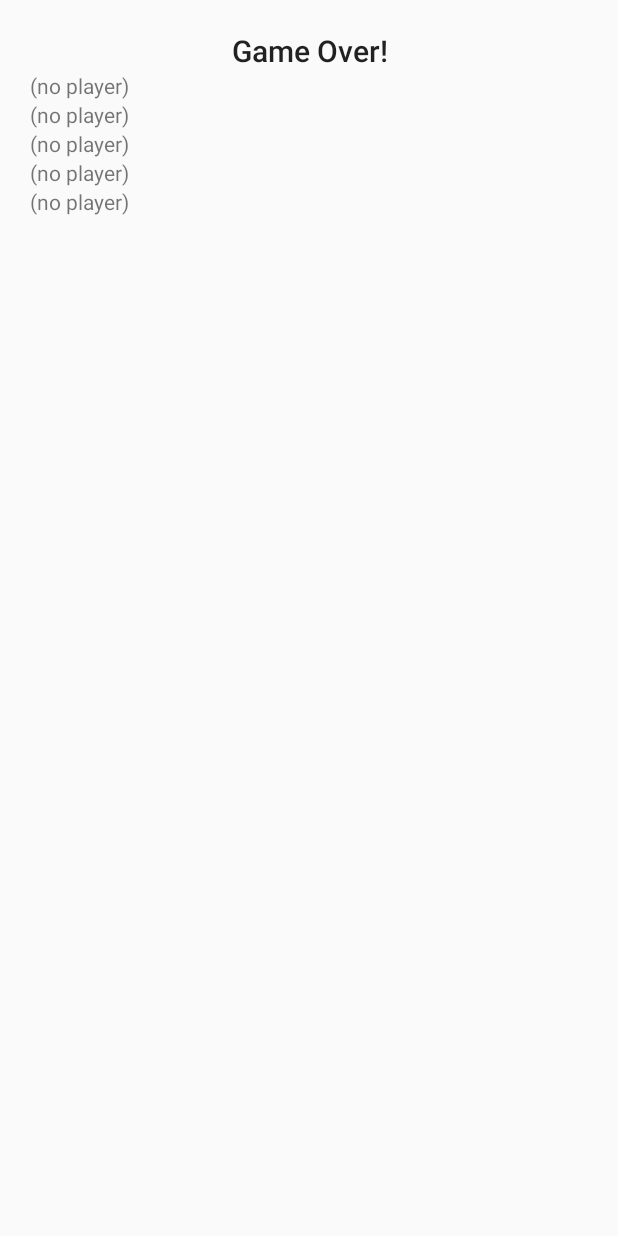
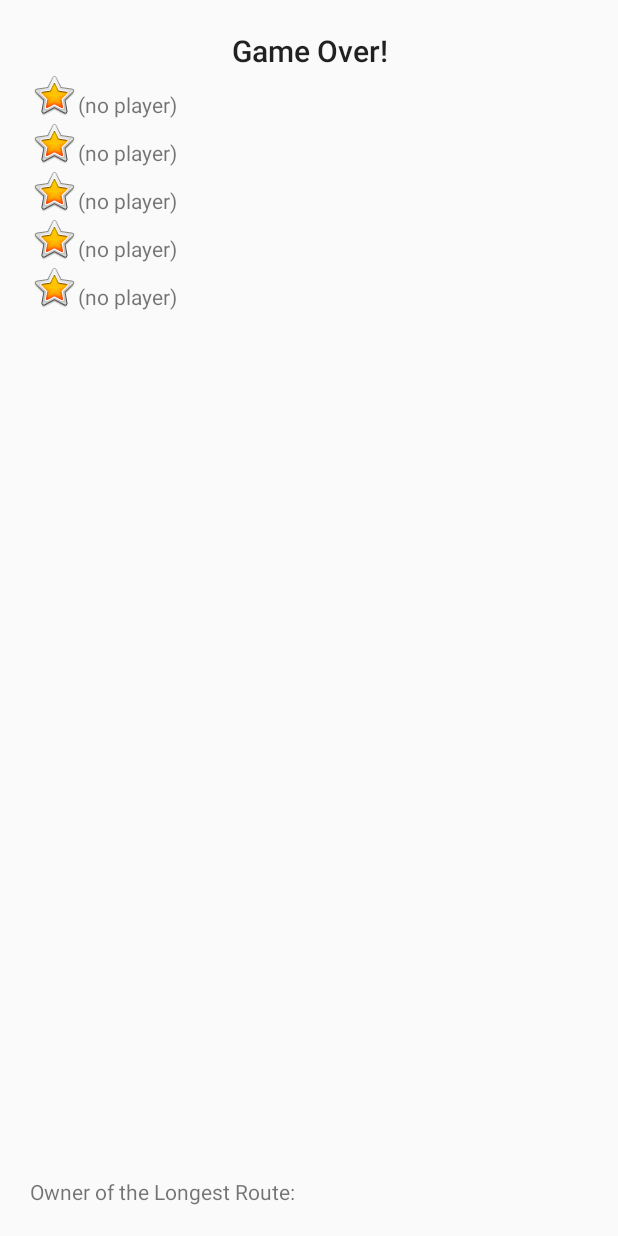
Before and after one commit to mitchell-foote/TicketToRide, an Android app: the layout dialog_endgame.xml on its own in the app's theme, with its tools: preview values and no code run, on a phone screen of 412 x 824 dp. Run offline under Robolectric (Android 15) with nearby library versions, the phone set to English and light mode, and no system bars.

Commit message:
the end of game dialog now shows who has the longest route and puts a star next to the winner's name

```diff
--- a/app/src/main/res/layout/dialog_endgame.xml
+++ b/app/src/main/res/layout/dialog_endgame.xml
@@ -1,45 +1,101 @@
 <?xml version="1.0" encoding="utf-8"?>
-<LinearLayout xmlns:android="http://schemas.android.com/apk/res/android"
-    android:layout_width="match_parent"
-    android:layout_height="match_parent"
+<RelativeLayout
+    xmlns:android="http://schemas.android.com/apk/res/android"
+    xmlns:app="http://schemas.android.com/apk/res-auto"
+    android:layout_width="wrap_content"
+    android:layout_height="wrap_content"
     android:padding="20dp"
     android:orientation="vertical">
 
     <TextView
+        android:id="@+id/endgame_gameOver"
         android:layout_width="match_parent"
         android:layout_height="wrap_content"
         android:textAlignment="center"
         android:text="Game Over!"
         android:textAppearance="@android:style/TextAppearance.Material.Title" />
 
+    <ImageView
+        android:id="@+id/endgame_star1"
+        android:layout_width="wrap_content"
+        android:layout_height="wrap_content"
+        android:layout_below="@id/endgame_gameOver"
+        android:src="@android:drawable/btn_star_big_on" />
+
     <TextView
         android:id="@+id/endgame_1st"
         android:layout_width="match_parent"
         android:layout_height="wrap_content"
+        android:layout_toEndOf="@id/endgame_star1"
+        android:layout_alignBottom="@id/endgame_star1"
         android:text="(no player)" />
+
+    <ImageView
+        android:id="@+id/endgame_star2"
+        android:layout_width="wrap_content"
+        android:layout_height="wrap_content"
+        android:layout_below="@id/endgame_star1"
+        android:src="@android:drawable/btn_star_big_on" />
 
     <TextView
         android:id="@+id/endgame_2nd"
         android:layout_width="match_parent"
         android:layout_height="wrap_content"
+        android:layout_alignBottom="@id/endgame_star2"
+        android:layout_toEndOf="@id/endgame_star2"
         android:text="(no player)" />
+
+    <ImageView
+        android:id="@+id/endgame_star3"
+        android:layout_width="wrap_content"
+        android:layout_height="wrap_content"
+        android:layout_below="@id/endgame_star2"
+        android:src="@android:drawable/btn_star_big_on" />
 
     <TextView
         android:id="@+id/endgame_3rd"
         android:layout_width="match_parent"
         android:layout_height="wrap_content"
+        android:layout_alignBottom="@id/endgame_star3"
+        android:layout_toEndOf="@id/endgame_star3"
         android:text="(no player)" />
+
+    <ImageView
+        android:id="@+id/endgame_star4"
+        android:layout_width="wrap_content"
+        android:layout_height="wrap_content"
+        android:layout_below="@id/endgame_star3"
+        android:src="@android:drawable/btn_star_big_on" />
 
     <TextView
         android:id="@+id/endgame_4th"
         android:layout_width="match_parent"
         android:layout_height="wrap_content"
+        android:layout_alignBottom="@id/endgame_star4"
+        android:layout_toEndOf="@id/endgame_star4"
         android:text="(no player)" />
+
+    <ImageView
+        android:id="@+id/endgame_star5"
+        android:layout_width="wrap_content"
+        android:layout_height="wrap_content"
+        android:layout_below="@id/endgame_star4"
+        android:src="@android:drawable/btn_star_big_on" />
 
     <TextView
         android:id="@+id/endgame_5th"
         android:layout_width="match_parent"
         android:layout_height="wrap_content"
+        android:layout_alignBottom="@id/endgame_star5"
+        android:layout_toEndOf="@+id/endgame_star5"
         android:text="(no player)" />
 
-</LinearLayout>
+    <TextView
+        android:id="@+id/endgame_longestRoute"
+        android:layout_width="match_parent"
+        android:layout_height="wrap_content"
+        android:layout_alignParentBottom="true"
+        android:paddingTop="10dp"
+        android:text="Owner of the Longest Route: " />
+
+</RelativeLayout>
```
Also changed, not shown: app/src/main/java/com/example/fifteam/tickettoride/views/inGameViews/EndGameDialogFragment.java (+43 -2 lines).
